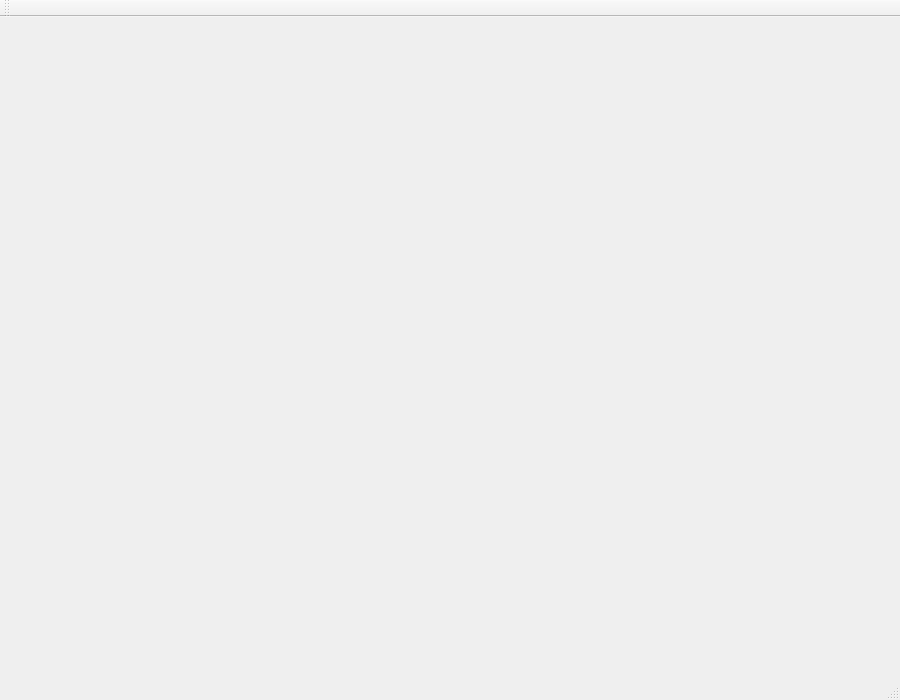
First picture: the form in mainwindow.ui, repository crazytyt/neitianfa, before the edit.
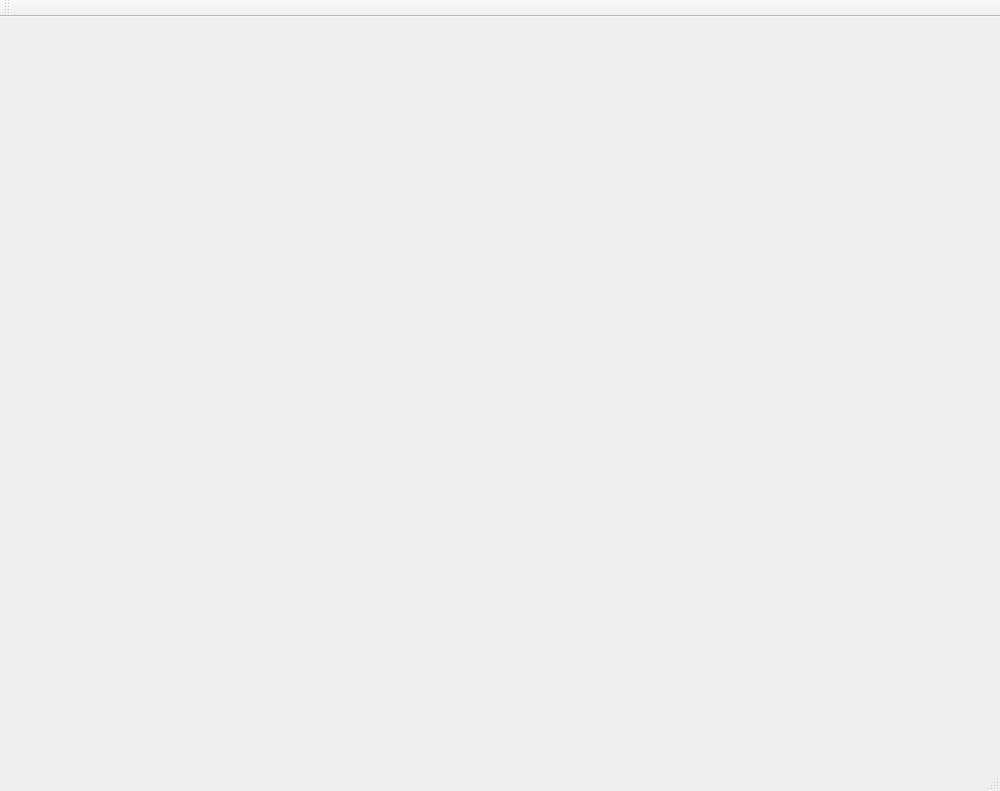
Second picture: the form after the edit.

```diff
--- a/mainwindow.ui
+++ b/mainwindow.ui
@@ -9,13 +9,13 @@
    <rect>
     <x>0</x>
     <y>0</y>
-    <width>900</width>
-    <height>700</height>
+    <width>1000</width>
+    <height>791</height>
    </rect>
   </property>
   <property name="sizePolicy">
-   <sizepolicy hsizetype="Fixed" vsizetype="Fixed">
-    <horstretch>0</horstretch>
+   <sizepolicy hsizetype="Maximum" vsizetype="Maximum">
+    <horstretch>1</horstretch>
     <verstretch>0</verstretch>
    </sizepolicy>
   </property>
```
Left out of the diff: 4 changed lines with no effect on the pictures.
